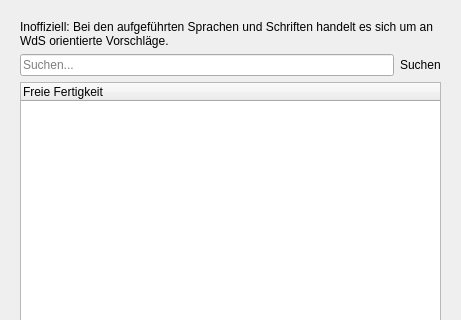
The window that designer/CharakterFreieFertigkeitenPicker.ui (Aeolitus/Sephrasto) describes before a commit, drawn with Qt 5; both pictures show x 0 to 461 and y 0 to 320 of the 461 by 522 pixel window.
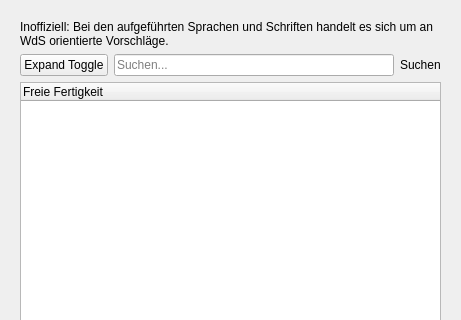
The same window after the commit.

Commit message: Vorteile/Freie Fert Picker/Waffen Picker/Rüstung Picker: add tree expand toggle

The edit to the form file:
```diff
--- a/designer/CharakterFreieFertigkeitenPicker.ui
+++ b/designer/CharakterFreieFertigkeitenPicker.ui
@@ -38,6 +38,16 @@
       </item>
       <item>
        <layout class="QHBoxLayout" name="horizontalLayout">
+        <item>
+         <widget class="QPushButton" name="buttonExpandToggle">
+          <property name="text">
+           <string>Expand Toggle</string>
+          </property>
+          <property name="class" stdset="0">
+           <string>icon</string>
+          </property>
+         </widget>
+        </item>
         <item>
          <widget class="QLineEdit" name="nameFilterEdit">
           <property name="placeholderText">
```
The commit also changes 15 other files.
